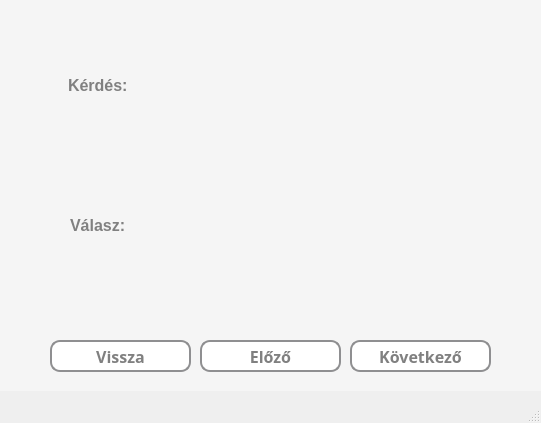
Qt form src/main/resources/ui/default/defaultSolutionScreen.ui (pkristof1999/Szakdolgozat) before a commit.
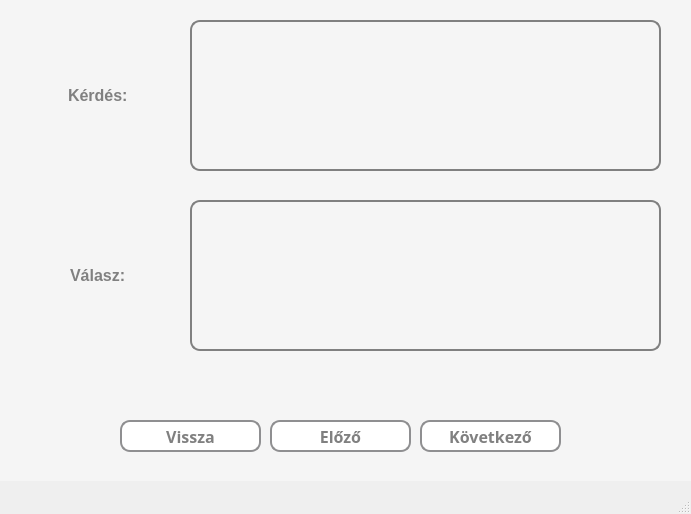
The same form after that commit.

Diff of the .ui file:
```diff
--- a/src/main/resources/ui/default/defaultSolutionScreen.ui
+++ b/src/main/resources/ui/default/defaultSolutionScreen.ui
@@ -6,8 +6,8 @@
    <rect>
     <x>0</x>
     <y>0</y>
-    <width>541</width>
-    <height>423</height>
+    <width>691</width>
+    <height>514</height>
    </rect>
   </property>
   <property name="windowTitle">
@@ -25,8 +25,8 @@
      <rect>
       <x>0</x>
       <y>0</y>
-      <width>541</width>
-      <height>391</height>
+      <width>691</width>
+      <height>481</height>
      </rect>
     </property>
     <property name="styleSheet">
@@ -39,8 +39,8 @@
     <widget class="QPushButton" name="nextButton">
      <property name="geometry">
       <rect>
-       <x>350</x>
-       <y>340</y>
+       <x>420</x>
+       <y>420</y>
        <width>141</width>
        <height>32</height>
       </rect>
@@ -77,8 +77,8 @@
       <rect>
        <x>190</x>
        <y>20</y>
-       <width>331</width>
-       <height>131</height>
+       <width>471</width>
+       <height>151</height>
       </rect>
      </property>
      <property name="font">
@@ -93,6 +93,8 @@
      </property>
      <property name="styleSheet">
       <string notr="true">* {
+	border: 2px solid grey;
+	border-radius: 10px;
 	font-size: 12pt;
 	color: grey;
 }</string>
@@ -116,8 +118,8 @@
     <widget class="QPushButton" name="backButton">
      <property name="geometry">
       <rect>
-       <x>50</x>
-       <y>340</y>
+       <x>120</x>
+       <y>420</y>
        <width>141</width>
        <height>32</height>
       </rect>
@@ -149,8 +151,8 @@
     <widget class="QPushButton" name="previousButton">
      <property name="geometry">
       <rect>
-       <x>200</x>
-       <y>340</y>
+       <x>270</x>
+       <y>420</y>
        <width>141</width>
        <height>32</height>
       </rect>
@@ -179,55 +181,11 @@
       <string>Előző</string>
      </property>
     </widget>
-    <widget class="QLabel" name="answerField">
-     <property name="enabled">
-      <bool>true</bool>
-     </property>
-     <property name="geometry">
-      <rect>
-       <x>190</x>
-       <y>160</y>
-       <width>331</width>
-       <height>131</height>
-      </rect>
-     </property>
-     <property name="font">
-      <font>
-       <family>Corbel</family>
-       <pointsize>12</pointsize>
-       <bold>true</bold>
-      </font>
-     </property>
-     <property name="layoutDirection">
-      <enum>Qt::LeftToRight</enum>
-     </property>
-     <property name="styleSheet">
-      <string notr="true">* {
-	font-size: 12pt;
-	color: grey;
-}</string>
-     </property>
-     <property name="frameShape">
-      <enum>QFrame::NoFrame</enum>
-     </property>
-     <property name="text">
-      <string/>
-     </property>
-     <property name="textFormat">
-      <enum>Qt::PlainText</enum>
-     </property>
-     <property name="scaledContents">
-      <bool>true</bool>
-     </property>
-     <property name="alignment">
-      <set>Qt::AlignCenter</set>
-     </property>
-    </widget>
     <widget class="QLabel" name="questionLabel">
      <property name="geometry">
       <rect>
        <x>68</x>
-       <y>50</y>
+       <y>60</y>
        <width>101</width>
        <height>71</height>
       </rect>
@@ -240,7 +198,7 @@
      <property name="geometry">
       <rect>
        <x>70</x>
-       <y>190</y>
+       <y>240</y>
        <width>101</width>
        <height>71</height>
       </rect>
@@ -249,6 +207,52 @@
       <string>Válasz:</string>
      </property>
     </widget>
+    <widget class="QLabel" name="answerField">
+     <property name="enabled">
+      <bool>true</bool>
+     </property>
+     <property name="geometry">
+      <rect>
+       <x>190</x>
+       <y>200</y>
+       <width>471</width>
+       <height>151</height>
+      </rect>
+     </property>
+     <property name="font">
+      <font>
+       <family>Corbel</family>
+       <pointsize>12</pointsize>
+       <bold>true</bold>
+      </font>
+     </property>
+     <property name="layoutDirection">
+      <enum>Qt::LeftToRight</enum>
+     </property>
+     <property name="styleSheet">
+      <string notr="true">* {
+	border: 2px solid grey;
+	border-radius: 10px;
+	font-size: 12pt;
+	color: grey;
+}</string>
+     </property>
+     <property name="frameShape">
+      <enum>QFrame::NoFrame</enum>
+     </property>
+     <property name="text">
+      <string/>
+     </property>
+     <property name="textFormat">
+      <enum>Qt::PlainText</enum>
+     </property>
+     <property name="scaledContents">
+      <bool>true</bool>
+     </property>
+     <property name="alignment">
+      <set>Qt::AlignCenter</set>
+     </property>
+    </widget>
    </widget>
   </widget>
   <widget class="QStatusBar" name="statusbar"/>
```
